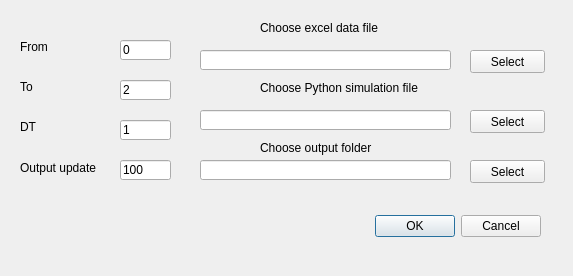
First picture: the form in uis/qtdesigners/input_run_specs.ui, repository uttu90/stella, before the edit.
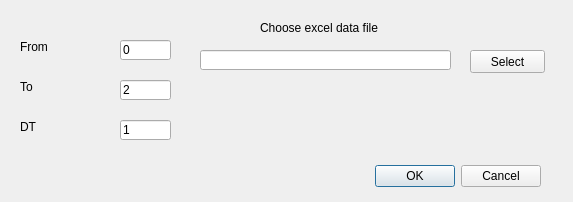
Second picture: the form after the edit.

What changed in the file:
```diff
--- a/uis/qtdesigners/input_run_specs.ui
+++ b/uis/qtdesigners/input_run_specs.ui
@@ -7,7 +7,7 @@
     <x>0</x>
     <y>0</y>
     <width>573</width>
-    <height>276</height>
+    <height>202</height>
    </rect>
   </property>
   <property name="windowTitle">
@@ -17,7 +17,7 @@
    <property name="geometry">
     <rect>
      <x>200</x>
-     <y>210</y>
+     <y>160</y>
      <width>341</width>
      <height>32</height>
     </rect>
@@ -42,42 +42,6 @@
     <string>DT</string>
    </property>
   </widget>
-  <widget class="QLineEdit" name="inputSimulationFile">
-   <property name="geometry">
-    <rect>
-     <x>200</x>
-     <y>110</y>
-     <width>251</width>
-     <height>20</height>
-    </rect>
-   </property>
-  </widget>
-  <widget class="QPushButton" name="selectSimulationFile">
-   <property name="geometry">
-    <rect>
-     <x>470</x>
-     <y>110</y>
-     <width>75</width>
-     <height>23</height>
-    </rect>
-   </property>
-   <property name="text">
-    <string>Select</string>
-   </property>
-  </widget>
-  <widget class="QLabel" name="label_131">
-   <property name="geometry">
-    <rect>
-     <x>260</x>
-     <y>80</y>
-     <width>161</width>
-     <height>16</height>
-    </rect>
-   </property>
-   <property name="text">
-    <string>Choose Python simulation file</string>
-   </property>
-  </widget>
   <widget class="QLineEdit" name="runfrom">
    <property name="geometry">
     <rect>
@@ -179,68 +143,6 @@
     <string>2</string>
    </property>
   </widget>
-  <widget class="QLabel" name="label">
-   <property name="geometry">
-    <rect>
-     <x>20</x>
-     <y>160</y>
-     <width>81</width>
-     <height>16</height>
-    </rect>
-   </property>
-   <property name="text">
-    <string>Output update</string>
-   </property>
-  </widget>
-  <widget class="QLineEdit" name="outputUpdate">
-   <property name="geometry">
-    <rect>
-     <x>120</x>
-     <y>160</y>
-     <width>51</width>
-     <height>20</height>
-    </rect>
-   </property>
-   <property name="text">
-    <string>100</string>
-   </property>
-  </widget>
-  <widget class="QLabel" name="label_132">
-   <property name="geometry">
-    <rect>
-     <x>260</x>
-     <y>140</y>
-     <width>161</width>
-     <height>16</height>
-    </rect>
-   </property>
-   <property name="text">
-    <string>Choose output folder</string>
-   </property>
-  </widget>
-  <widget class="QLineEdit" name="outputFolder">
-   <property name="geometry">
-    <rect>
-     <x>200</x>
-     <y>160</y>
-     <width>251</width>
-     <height>20</height>
-    </rect>
-   </property>
-  </widget>
-  <widget class="QPushButton" name="selectOuputFolder">
-   <property name="geometry">
-    <rect>
-     <x>470</x>
-     <y>160</y>
-     <width>75</width>
-     <height>23</height>
-    </rect>
-   </property>
-   <property name="text">
-    <string>Select</string>
-   </property>
-  </widget>
  </widget>
  <resources/>
  <connections>
```
